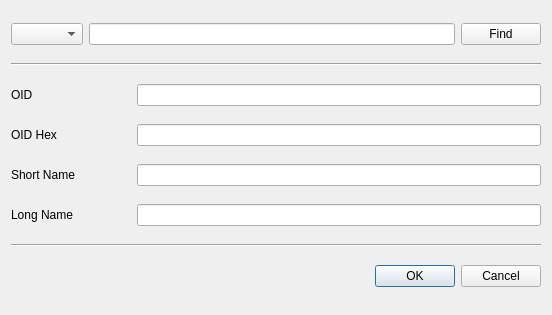
First picture: the form in BerViewer/oid_info_dlg.ui, repository jykim74/BerEditor, before the edit.
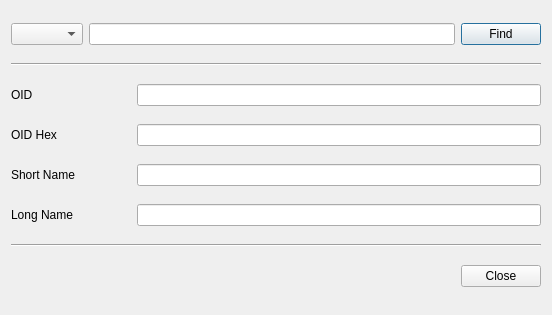
Second picture: the form after the edit.

```diff
--- a/BerViewer/oid_info_dlg.ui
+++ b/BerViewer/oid_info_dlg.ui
@@ -121,12 +121,9 @@
       </spacer>
      </item>
      <item>
-      <widget class="QDialogButtonBox" name="buttonBox">
-       <property name="orientation">
-        <enum>Qt::Horizontal</enum>
-       </property>
-       <property name="standardButtons">
-        <set>QDialogButtonBox::Cancel|QDialogButtonBox::Ok</set>
+      <widget class="QPushButton" name="mCloseBtn">
+       <property name="text">
+        <string>Close</string>
        </property>
       </widget>
      </item>
```
Left out of the diff: 35 changed lines with no effect on the pictures.
